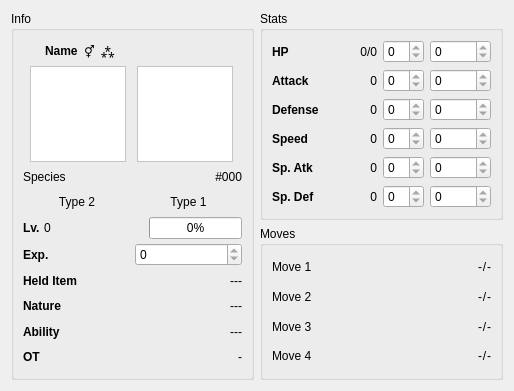
Qt form src/qt/PokemonStatus.ui (Archaemic/tachyon) before a commit.
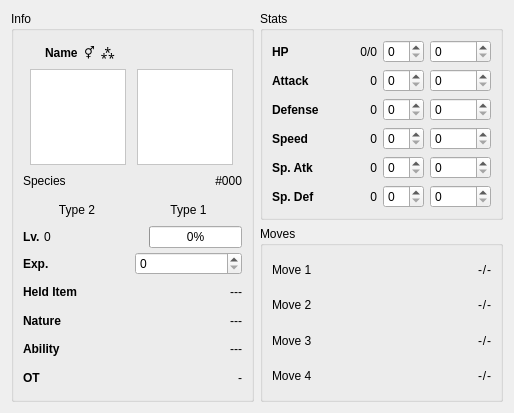
The same form after that commit.

Commit message: Edit (but not save) stats in status window

What changed in the file:
```diff
--- a/src/qt/PokemonStatus.ui
+++ b/src/qt/PokemonStatus.ui
@@ -7,7 +7,7 @@
     <x>0</x>
     <y>0</y>
     <width>514</width>
-    <height>391</height>
+    <height>413</height>
    </rect>
   </property>
   <property name="windowTitle">
@@ -235,7 +235,7 @@
       <item row="3" column="4">
        <widget class="QSpinBox" name="evSpeed">
         <property name="readOnly">
-         <bool>true</bool>
+         <bool>false</bool>
         </property>
         <property name="maximum">
          <number>65535</number>
@@ -255,7 +255,7 @@
       <item row="1" column="3">
        <widget class="QSpinBox" name="ivAttack">
         <property name="readOnly">
-         <bool>true</bool>
+         <bool>false</bool>
         </property>
         <property name="maximum">
          <number>31</number>
@@ -275,7 +275,7 @@
       <item row="5" column="4">
        <widget class="QSpinBox" name="evSpecialDefense">
         <property name="readOnly">
-         <bool>true</bool>
+         <bool>false</bool>
         </property>
         <property name="maximum">
          <number>65535</number>
@@ -285,7 +285,7 @@
       <item row="1" column="4">
        <widget class="QSpinBox" name="evAttack">
         <property name="readOnly">
-         <bool>true</bool>
+         <bool>false</bool>
         </property>
         <property name="maximum">
          <number>65535</number>
@@ -308,7 +308,7 @@
       <item row="0" column="3">
        <widget class="QSpinBox" name="ivHp">
         <property name="readOnly">
-         <bool>true</bool>
+         <bool>false</bool>
         </property>
         <property name="maximum">
          <number>31</number>
@@ -318,7 +318,7 @@
       <item row="3" column="3">
        <widget class="QSpinBox" name="ivSpeed">
         <property name="readOnly">
-         <bool>true</bool>
+         <bool>false</bool>
         </property>
         <property name="maximum">
          <number>31</number>
@@ -328,7 +328,7 @@
       <item row="5" column="3">
        <widget class="QSpinBox" name="ivSpecialDefense">
         <property name="readOnly">
-         <bool>true</bool>
+         <bool>false</bool>
         </property>
         <property name="maximum">
          <number>31</number>
@@ -371,7 +371,7 @@
       <item row="0" column="4">
        <widget class="QSpinBox" name="evHp">
         <property name="readOnly">
-         <bool>true</bool>
+         <bool>false</bool>
         </property>
         <property name="maximum">
          <number>65535</number>
@@ -404,7 +404,7 @@
       <item row="2" column="3">
        <widget class="QSpinBox" name="ivDefense">
         <property name="readOnly">
-         <bool>true</bool>
+         <bool>false</bool>
         </property>
         <property name="maximum">
          <number>31</number>
@@ -414,7 +414,7 @@
       <item row="4" column="4">
        <widget class="QSpinBox" name="evSpecialAttack">
         <property name="readOnly">
-         <bool>true</bool>
+         <bool>false</bool>
         </property>
         <property name="maximum">
          <number>65535</number>
@@ -424,7 +424,7 @@
       <item row="4" column="3">
        <widget class="QSpinBox" name="ivSpecialAttack">
         <property name="readOnly">
-         <bool>true</bool>
+         <bool>false</bool>
         </property>
         <property name="maximum">
          <number>31</number>
@@ -434,7 +434,7 @@
       <item row="2" column="4">
        <widget class="QSpinBox" name="evDefense">
         <property name="readOnly">
-         <bool>true</bool>
+         <bool>false</bool>
         </property>
         <property name="maximum">
          <number>65535</number>
@@ -768,7 +768,7 @@
         <item>
          <widget class="QSpinBox" name="exp">
           <property name="readOnly">
-           <bool>true</bool>
+           <bool>false</bool>
           </property>
           <property name="accelerated">
            <bool>true</bool>
```
Left out of the diff: 227 changed lines with no effect on the pictures. The commit also changes 2 other files.
